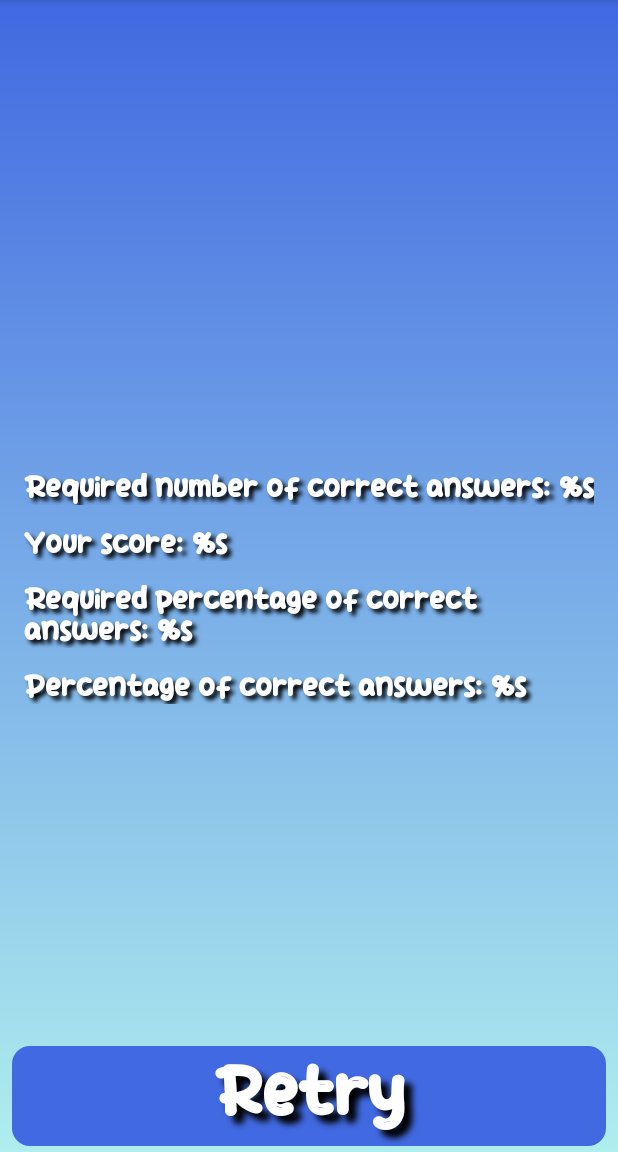
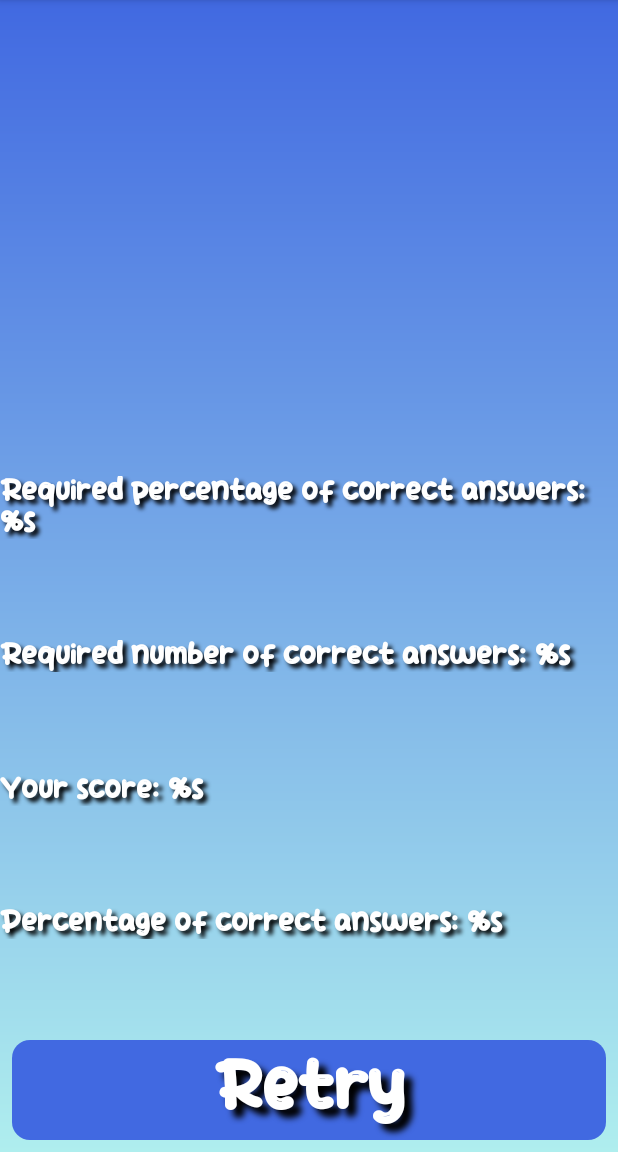
Before and after one commit to Onemyname/CompositionGame, an Android app: the fragment GameFinishedFragment shown on its own in the app's theme, on a phone screen of 412 x 824 dp, the part 84-1236 px from its top. Run offline under Robolectric (Android 15) with nearby library versions, the phone set to English and light mode, and no system bars.

Commit message:
FEAT: refactor design

```diff
--- a/app/src/main/res/layout/fragment_game_finished.xml
+++ b/app/src/main/res/layout/fragment_game_finished.xml
@@ -1,97 +1,90 @@
 <?xml version="1.0" encoding="utf-8"?>
-<androidx.constraintlayout.widget.ConstraintLayout
-    xmlns:android="http://schemas.android.com/apk/res/android"
+<androidx.constraintlayout.widget.ConstraintLayout xmlns:android="http://schemas.android.com/apk/res/android"
     xmlns:app="http://schemas.android.com/apk/res-auto"
     xmlns:tools="http://schemas.android.com/tools"
     android:layout_width="match_parent"
     android:layout_height="match_parent"
+    android:background="@drawable/gradient_background"
     tools:context=".presentation.GameFinishedFragment"
-    android:background="@drawable/gradient_background"
 
     >
 
     <ImageView
         android:id="@+id/emoji_result"
-        android:layout_width="0dp"
-        android:layout_height="0dp"
-        android:layout_margin="48dp"
+        android:layout_width="409dp"
+        android:layout_height="250dp"
         android:contentDescription="@string/game_over"
-        app:layout_constraintBottom_toTopOf="@id/tv_required_answers"
+        app:layout_constraintBottom_toTopOf="@+id/tv_required_percentage"
         app:layout_constraintEnd_toEndOf="parent"
+        app:layout_constraintHorizontal_bias="1.0"
         app:layout_constraintStart_toStartOf="parent"
         app:layout_constraintTop_toTopOf="parent"
-        tools:srcCompat="@drawable/congrats"
-        />
+        app:layout_constraintVertical_chainStyle="spread_inside"
+        tools:srcCompat="@drawable/congrats" />
 
     <TextView
         android:id="@+id/tv_required_answers"
         android:layout_width="match_parent"
         android:layout_height="wrap_content"
-        android:layout_margin="16dp"
         android:text="@string/required_score"
+        android:textAppearance="@style/boba_cups_text_style_small_shadow"
         android:textSize="18sp"
-        app:layout_constraintBottom_toTopOf="@id/tv_score_answers"
+        app:layout_constraintBottom_toTopOf="@+id/tv_score_answers"
         app:layout_constraintEnd_toEndOf="parent"
         app:layout_constraintStart_toStartOf="parent"
-        app:layout_constraintTop_toTopOf="parent"
-        app:layout_constraintVertical_chainStyle="packed"
-        android:textAppearance="@style/boba_cups_text_style_small_shadow"
-        />
+        app:layout_constraintTop_toBottomOf="@+id/tv_required_percentage" />
 
     <TextView
         android:id="@+id/tv_score_answers"
         android:layout_width="0dp"
         android:layout_height="wrap_content"
+        android:layout_marginEnd="8dp"
         android:text="@string/score_answers"
+        android:textAppearance="@style/boba_cups_text_style_small_shadow"
         android:textSize="18sp"
-        app:layout_constraintBottom_toTopOf="@id/tv_required_percentage"
-        app:layout_constraintEnd_toEndOf="@id/tv_required_answers"
-        app:layout_constraintStart_toStartOf="@id/tv_required_answers"
-        app:layout_constraintTop_toBottomOf="@id/tv_required_answers"
-        android:textAppearance="@style/boba_cups_text_style_small_shadow"
-        />
+        app:layout_constraintBottom_toTopOf="@+id/tv_score_percentage"
+        app:layout_constraintEnd_toEndOf="parent"
+        app:layout_constraintStart_toStartOf="parent"
+        app:layout_constraintTop_toBottomOf="@+id/tv_required_answers" />
 
     <TextView
         android:id="@+id/tv_required_percentage"
         android:layout_width="0dp"
         android:layout_height="wrap_content"
-        android:layout_marginTop="16dp"
         android:text="@string/required_percentage"
+        android:textAppearance="@style/boba_cups_text_style_small_shadow"
         android:textSize="18sp"
-        app:layout_constraintBottom_toTopOf="@id/tv_score_percentage"
-        app:layout_constraintEnd_toEndOf="@id/tv_required_answers"
-        app:layout_constraintStart_toStartOf="@id/tv_required_answers"
-        app:layout_constraintTop_toBottomOf="@id/tv_score_answers"
-        app:layout_constraintVertical_chainStyle="packed"
-        android:textAppearance="@style/boba_cups_text_style_small_shadow"
-        />
+        app:layout_constraintBottom_toTopOf="@+id/tv_required_answers"
+        app:layout_constraintEnd_toEndOf="parent"
+        app:layout_constraintStart_toStartOf="parent"
+        app:layout_constraintTop_toBottomOf="@+id/emoji_result" />
 
     <TextView
         android:id="@+id/tv_score_percentage"
         android:layout_width="0dp"
         android:layout_height="wrap_content"
-        android:layout_marginTop="16dp"
         android:text="@string/score_percentage"
+        android:textAppearance="@style/boba_cups_text_style_small_shadow"
         android:textSize="18sp"
-        app:layout_constraintBottom_toBottomOf="parent"
-        app:layout_constraintEnd_toEndOf="@id/tv_required_answers"
-        app:layout_constraintStart_toStartOf="@id/tv_required_answers"
-        app:layout_constraintTop_toBottomOf="@id/tv_required_percentage"
-        android:textAppearance="@style/boba_cups_text_style_small_shadow"
-        />
+        app:layout_constraintBottom_toTopOf="@+id/button_retry"
+        app:layout_constraintEnd_toEndOf="parent"
+        app:layout_constraintStart_toStartOf="parent"
+        app:layout_constraintTop_toBottomOf="@+id/tv_score_answers" />
 
     <Button
         android:id="@+id/button_retry"
         android:layout_width="match_parent"
         android:layout_height="wrap_content"
+        android:background="@drawable/button_choose_background"
         android:text="@string/retry"
+        android:textAppearance="@style/boba_cups_text_style"
+        app:backgroundTint="@color/royal_blue"
         app:layout_constraintBottom_toBottomOf="parent"
-        android:textAppearance="@style/boba_cups_text_style"
-        android:layout_marginBottom="4dp"
+        app:layout_constraintTop_toBottomOf="@+id/tv_score_percentage"
+        tools:layout_editor_absoluteX="8dp"
+        android:layout_marginBottom="8dp"
+        android:layout_marginEnd="8dp"
         android:layout_marginStart="8dp"
-        android:layout_marginEnd="8dp"
-        android:background="@drawable/button_choose_background"
-        app:backgroundTint="@color/royal_blue"
         />
 
 </androidx.constraintlayout.widget.ConstraintLayout>
```
